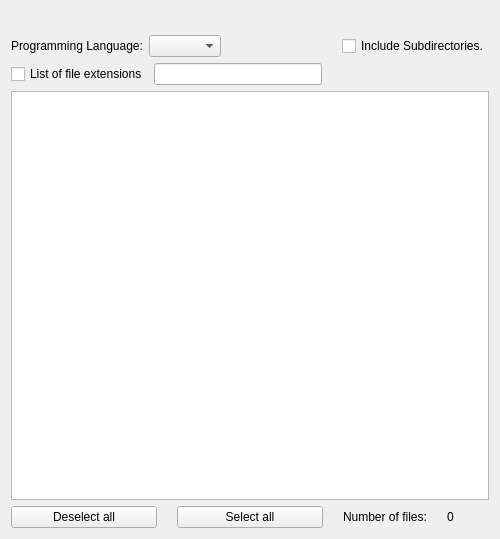
The window that umbrello/codeimpwizard/codeimpselectpage.ui (Elv13/Umbrello-ng2) describes before a commit, drawn with Qt 5.
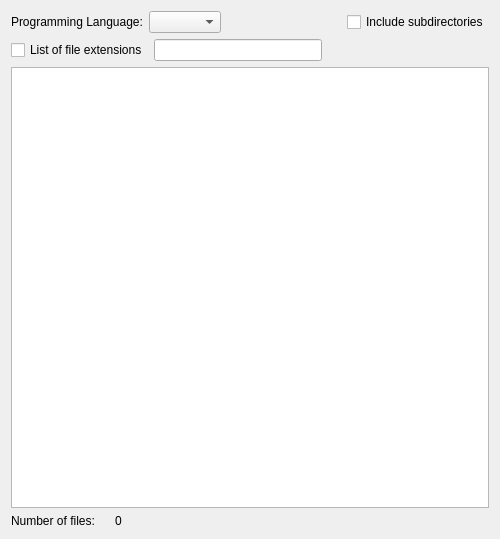
The same window after the commit. Custom widgets are drawn as their Qt base class.

Diff of the .ui file:
```diff
--- a/umbrello/codeimpwizard/codeimpselectpage.ui
+++ b/umbrello/codeimpwizard/codeimpselectpage.ui
@@ -20,15 +20,6 @@
    <string>Code Generation Options</string>
   </property>
   <layout class="QVBoxLayout" name="verticalLayout">
-   <item>
-    <widget class="QWidget" name="ui_inputWidget" native="true">
-     <layout class="QHBoxLayout" name="horizontalLayout">
-      <property name="spacing">
-       <number>20</number>
-      </property>
-     </layout>
-    </widget>
-   </item>
    <item>
     <layout class="QHBoxLayout" name="ui_languageLayout">
      <item>
@@ -63,7 +54,7 @@
      <item>
       <widget class="QCheckBox" name="ui_subdirCheckBox">
        <property name="text">
-        <string>Include Subdirectories.</string>
+        <string>Include subdirectories</string>
        </property>
       </widget>
      </item>
@@ -104,27 +95,17 @@
     </layout>
    </item>
    <item>
-    <widget class="QTreeView" name="ui_treeView"/>
+    <widget class="QTreeView" name="ui_treeView">
+     <property name="selectionMode">
+      <enum>QAbstractItemView::ContiguousSelection</enum>
+     </property>
+    </widget>
    </item>
    <item>
     <layout class="QHBoxLayout" name="ui_commandButtonLayout">
      <property name="spacing">
       <number>20</number>
      </property>
-     <item>
-      <widget class="QPushButton" name="ui_deselectAllButton">
-       <property name="text">
-        <string>Deselect all</string>
-       </property>
-      </widget>
-     </item>
-     <item>
-      <widget class="QPushButton" name="ui_selectAllButton">
-       <property name="text">
-        <string>Select all</string>
-       </property>
-      </widget>
-     </item>
      <item>
       <layout class="QFormLayout" name="ui_labelLayout">
        <property name="formAlignment">
```
